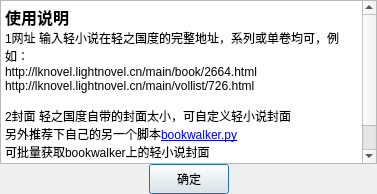
The window that qtFile/helpWidget.ui (bebound/lknovel) describes before a commit, drawn with Qt 5.
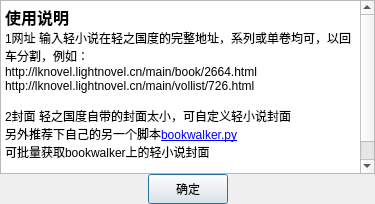
The same window after the commit.

Commit message: 增加一次输入多个网址功能

```diff
--- a/qtFile/helpWidget.ui
+++ b/qtFile/helpWidget.ui
@@ -6,8 +6,8 @@
    <rect>
     <x>0</x>
     <y>0</y>
-    <width>377</width>
-    <height>194</height>
+    <width>375</width>
+    <height>204</height>
    </rect>
   </property>
   <property name="windowTitle">
@@ -39,7 +39,7 @@
 p, li { white-space: pre-wrap; }
 &lt;/style&gt;&lt;/head&gt;&lt;body style=&quot; font-family:'SimSun'; font-size:9pt; font-weight:400; font-style:normal;&quot;&gt;
 &lt;p style=&quot; margin-top:0px; margin-bottom:0px; margin-left:0px; margin-right:0px; -qt-block-indent:0; text-indent:0px;&quot;&gt;&lt;span style=&quot; font-size:12pt; font-weight:600;&quot;&gt;使用说明&lt;/span&gt;&lt;/p&gt;
-&lt;p style=&quot; margin-top:0px; margin-bottom:0px; margin-left:0px; margin-right:0px; -qt-block-indent:0; text-indent:0px;&quot;&gt;1网址 输入轻小说在轻之国度的完整地址，系列或单卷均可，例如：&lt;/p&gt;
+&lt;p style=&quot; margin-top:0px; margin-bottom:0px; margin-left:0px; margin-right:0px; -qt-block-indent:0; text-indent:0px;&quot;&gt;1网址 输入轻小说在轻之国度的完整地址，系列或单卷均可，以回车分割，例如：&lt;/p&gt;
 &lt;p style=&quot; margin-top:0px; margin-bottom:0px; margin-left:0px; margin-right:0px; -qt-block-indent:0; text-indent:0px;&quot;&gt;http://lknovel.lightnovel.cn/main/book/2664.html&lt;/p&gt;
 &lt;p style=&quot; margin-top:0px; margin-bottom:0px; margin-left:0px; margin-right:0px; -qt-block-indent:0; text-indent:0px;&quot;&gt;http://lknovel.lightnovel.cn/main/vollist/726.html&lt;/p&gt;
 &lt;p style=&quot;-qt-paragraph-type:empty; margin-top:0px; margin-bottom:0px; margin-left:0px; margin-right:0px; -qt-block-indent:0; text-indent:0px;&quot;&gt;&lt;br /&gt;&lt;/p&gt;
```
The commit also changes 4 other files.
